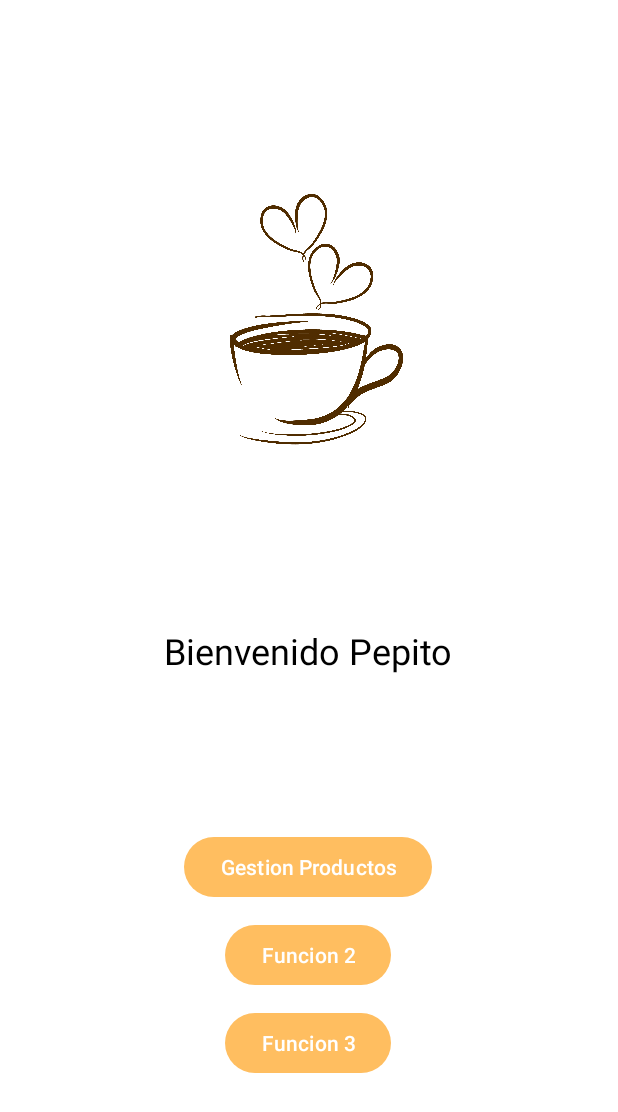
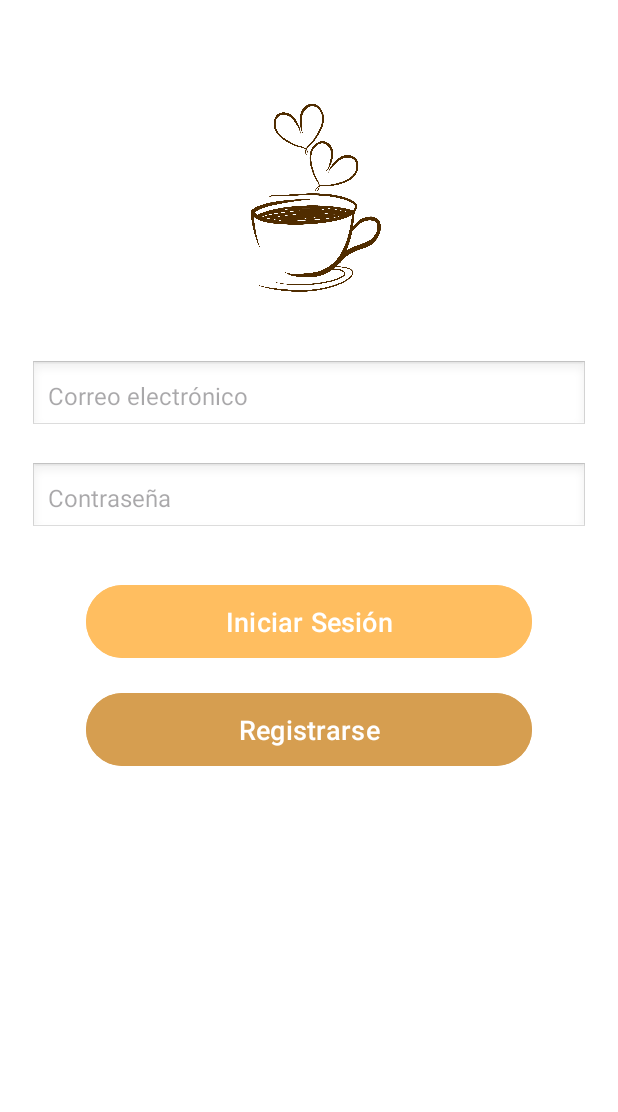
Before and after one commit to rodriisepulveda/final-am-ACN4AV-sepulveda-rodrigo, an Android app: the screen it shows after launch (MainActivity before the commit, LoginActivity after it), on a phone screen of 412 x 824 dp. Shown: the top 1112 px of the screen. Run offline under Robolectric (Android 15) with nearby library versions, the phone set to English and light mode, and no system bars; our stand-ins replace Firebase (no records; nobody signed in at launch, a user with empty details on screens opened directly).

Commit message:
feat(auth): implementar Firebase Authentication y separar login y registro

```diff
--- /dev/null
+++ b/app/src/main/java/com/example/parcial_1_am_acn4av_rodrigo_sepulveda/LoginActivity.java
@@ -0,0 +1,83 @@
+package com.example.parcial_1_am_acn4av_rodrigo_sepulveda;
+
+import android.content.Intent;
+import android.os.Bundle;
+import android.text.TextUtils;
+import android.widget.Button;
+import android.widget.EditText;
+import android.widget.Toast;
+import androidx.appcompat.app.AppCompatActivity;
+import com.google.firebase.auth.FirebaseAuth;
+import com.google.firebase.auth.FirebaseUser;
+import java.util.Objects;
+
+public class LoginActivity extends AppCompatActivity {
+
+    private EditText editTextEmail, editTextPassword;
+    private FirebaseAuth mAuth;
+
+    @Override
+    protected void onCreate(Bundle savedInstanceState) {
+        super.onCreate(savedInstanceState);
+        setContentView(R.layout.activity_login);
+
+        // Inicializar Firebase Auth
+        mAuth = FirebaseAuth.getInstance();
+
+        // Referencias UI
+        editTextEmail = findViewById(R.id.editTextEmail);
+        editTextPassword = findViewById(R.id.editTextPassword);
+        Button buttonLogin = findViewById(R.id.buttonLogin);
+        Button buttonRegister = findViewById(R.id.buttonRegister);
+
+        // Botón de Iniciar Sesión
+        buttonLogin.setOnClickListener(view -> loginUser());
+
+        // Botón de Registro (redirige a RegisterActivity)
+        buttonRegister.setOnClickListener(v -> {
+            Intent intent = new Intent(LoginActivity.this, RegisterActivity.class);
+            startActivity(intent);
+        });
+    }
+
+    @Override
+    protected void onStart() {
+        super.onStart();
+        FirebaseUser currentUser = mAuth.getCurrentUser();
+        if (currentUser != null && currentUser.isEmailVerified()) {
+            // Si el usuario ya está autenticado y verificó su email, lo redirige a MainActivity
+            startActivity(new Intent(LoginActivity.this, MainActivity.class));
+            finish();
+        }
+    }
+
+    private void loginUser() {
+        String email = editTextEmail.getText().toString().trim();
+        String password = editTextPassword.getText().toString().trim();
+
+        if (TextUtils.isEmpty(email) || TextUtils.isEmpty(password)) {
+            showToast("Por favor, completa todos los campos");
+            return;
+        }
+
+        mAuth.signInWithEmailAndPassword(email, password)
+                .addOnCompleteListener(this, task -> {
+                    if (task.isSuccessful()) {
+                        FirebaseUser user = mAuth.getCurrentUser();
+                        if (user != null && user.isEmailVerified()) {
+                            showToast("Inicio de sesión exitoso");
+                            startActivity(new Intent(LoginActivity.this, MainActivity.class));
+                            finish();
+                        } else {
+                            showToast("Verifica tu correo antes de iniciar sesión");
+                        }
+                    } else {
+                        showToast("Error en el inicio de sesión: " + Objects.requireNonNull(task.getException()).getMessage());
+                    }
+                });
+    }
+
+    private void showToast(String message) {
+        Toast.makeText(this, message, Toast.LENGTH_SHORT).show();
+    }
+}
--- /dev/null
+++ b/app/src/main/res/layout/activity_login.xml
@@ -0,0 +1,84 @@
+<?xml version="1.0" encoding="utf-8"?>
+<androidx.constraintlayout.widget.ConstraintLayout xmlns:android="http://schemas.android.com/apk/res/android"
+    xmlns:app="http://schemas.android.com/apk/res-auto"
+    xmlns:tools="http://schemas.android.com/tools"
+    android:layout_width="match_parent"
+    android:layout_height="match_parent"
+    android:padding="20dp"
+    tools:context=".LoginActivity">
+
+    <!-- Logo superior -->
+    <ImageView
+        android:id="@+id/imageViewLogo"
+        android:layout_width="150dp"
+        android:layout_height="150dp"
+        android:src="@drawable/cafemain"
+        android:contentDescription="@string/logo_description"
+        app:layout_constraintTop_toTopOf="parent"
+        app:layout_constraintStart_toStartOf="parent"
+        app:layout_constraintEnd_toEndOf="parent"
+        android:layout_marginTop="40dp"/>
+
+    <!-- Campo de correo electrónico -->
+    <EditText
+        android:id="@+id/editTextEmail"
+        android:layout_width="0dp"
+        android:layout_height="wrap_content"
+        android:hint="@string/hint_email"
+        android:inputType="textEmailAddress"
+        android:background="@android:drawable/edit_text"
+        android:padding="12dp"
+        android:textSize="16sp"
+        app:layout_constraintTop_toBottomOf="@id/imageViewLogo"
+        app:layout_constraintStart_toStartOf="parent"
+        app:layout_constraintEnd_toEndOf="parent"
+        android:layout_marginTop="30dp"/>
+
+    <!-- Campo de contraseña -->
+    <EditText
+        android:id="@+id/editTextPassword"
+        android:layout_width="0dp"
+        android:layout_height="wrap_content"
+        android:hint="@string/hint_password"
+        android:inputType="textPassword"
+        android:background="@android:drawable/edit_text"
+        android:padding="12dp"
+        android:textSize="16sp"
+        app:layout_constraintTop_toBottomOf="@id/editTextEmail"
+        app:layout_constraintStart_toStartOf="parent"
+        app:layout_constraintEnd_toEndOf="parent"
+        android:layout_marginTop="20dp"/>
+
+    <!-- Botón de Iniciar Sesión -->
+    <Button
+        android:id="@+id/buttonLogin"
+        android:layout_width="0dp"
+        android:layout_height="wrap_content"
+        android:text="@string/button_login"
+        android:backgroundTint="@color/primaryColor"
+        android:textColor="@android:color/white"
+        android:textSize="18sp"
+        android:padding="12dp"
+        app:layout_constraintTop_toBottomOf="@id/editTextPassword"
+        app:layout_constraintStart_toStartOf="parent"
+        app:layout_constraintEnd_toEndOf="parent"
+        android:layout_marginTop="30dp"
+        app:layout_constraintWidth_percent="0.8"/>
+
+    <!-- Botón de Registro -->
+    <Button
+        android:id="@+id/buttonRegister"
+        android:layout_width="0dp"
+        android:layout_height="wrap_content"
+        android:text="@string/button_register"
+        android:backgroundTint="@color/primaryVariant"
+        android:textColor="@android:color/white"
+        android:textSize="18sp"
+        android:padding="12dp"
+        app:layout_constraintTop_toBottomOf="@id/buttonLogin"
+        app:layout_constraintStart_toStartOf="parent"
+        app:layout_constraintEnd_toEndOf="parent"
+        android:layout_marginTop="15dp"
+        app:layout_constraintWidth_percent="0.8"/>
+
+</androidx.constraintlayout.widget.ConstraintLayout>
--- a/app/src/main/res/layout/activity_main.xml
+++ b/app/src/main/res/layout/activity_main.xml
@@ -1,81 +1,93 @@
 <?xml version="1.0" encoding="utf-8"?>
-
 <androidx.constraintlayout.widget.ConstraintLayout xmlns:android="http://schemas.android.com/apk/res/android"
     xmlns:app="http://schemas.android.com/apk/res-auto"
     xmlns:tools="http://schemas.android.com/tools"
     android:layout_width="match_parent"
     android:layout_height="match_parent"
     android:background="@color/backgroundColor"
-    tools:ignore="ExtraText">
+    tools:context=".MainActivity">
 
-
-    <!-- TextView debajo del logo -->
+    <!-- Logo de la aplicación -->
     <ImageView
         android:id="@+id/imageViewLogo"
         android:layout_width="200dp"
-        android:layout_height="202dp"
-        android:layout_marginTop="116dp"
+        android:layout_height="200dp"
         android:contentDescription="@string/logo_description"
         android:src="@drawable/cafemain"
+        app:layout_constraintTop_toTopOf="parent"
+        app:layout_constraintStart_toStartOf="parent"
         app:layout_constraintEnd_toEndOf="parent"
-        app:layout_constraintHorizontal_bias="0.497"
-        app:layout_constraintStart_toStartOf="parent"
-        app:layout_constraintTop_toTopOf="parent" />
+        android:layout_marginTop="50dp"/>
 
+    <!-- Mensaje de Bienvenida -->
     <TextView
         android:id="@+id/textViewWelcome"
         android:layout_width="wrap_content"
         android:layout_height="wrap_content"
-        android:text="Bienvenido Pepito"
+        android:text="Bienvenido, Usuario"
         android:textColor="@color/textColor"
-        android:textSize="24sp"
-        app:layout_constraintBottom_toTopOf="@+id/linearLayout"
+        android:textSize="22sp"
+        app:layout_constraintTop_toBottomOf="@id/imageViewLogo"
+        app:layout_constraintStart_toStartOf="parent"
         app:layout_constraintEnd_toEndOf="parent"
-        app:layout_constraintHorizontal_bias="0.497"
-        app:layout_constraintStart_toStartOf="parent"
-        app:layout_constraintTop_toBottomOf="@id/imageViewLogo"
+        android:layout_marginTop="20dp"
         tools:ignore="HardcodedText" />
 
-
+    <!-- Contenedor de botones -->
     <LinearLayout
-        android:id="@+id/linearLayout"
-        android:layout_width="wrap_content"
+        android:id="@+id/linearLayoutButtons"
+        android:layout_width="match_parent"
         android:layout_height="wrap_content"
         android:orientation="vertical"
-        app:layout_constraintBottom_toBottomOf="parent"
+        android:gravity="center"
+        app:layout_constraintTop_toBottomOf="@id/textViewWelcome"
+        app:layout_constraintStart_toStartOf="parent"
         app:layout_constraintEnd_toEndOf="parent"
-        app:layout_constraintHorizontal_bias="0.497"
-        app:layout_constraintStart_toStartOf="parent"
-        app:layout_constraintTop_toBottomOf="@id/textViewWelcome">
+        android:layout_marginTop="30dp">
 
         <Button
             android:id="@+id/buttonShowProducts"
-            android:layout_width="wrap_content"
+            android:layout_width="250dp"
             android:layout_height="wrap_content"
-            android:layout_gravity="center"
-            android:layout_margin="5dp"
-            android:text="Gestion Productos"
-            android:textColorLink="#FF0000"
-            app:rippleColor="#0027FF"
-            tools:ignore="HardcodedText" />
+            android:text="@string/button_show_products"
+            android:backgroundTint="@color/primaryColor"
+            android:textColor="@android:color/white"
+            android:textSize="18sp"
+            android:padding="12dp"
+            android:layout_marginBottom="10dp"/>
 
         <Button
             android:id="@+id/buttonAddProduct"
-            android:layout_width="wrap_content"
+            android:layout_width="250dp"
             android:layout_height="wrap_content"
-            android:layout_gravity="center"
-            android:layout_margin="5dp"
-            android:text="Funcion 2"
-            tools:ignore="HardcodedText" />
+            android:text="@string/button_add_product"
+            android:backgroundTint="@color/secondaryColor"
+            android:textColor="@android:color/white"
+            android:textSize="18sp"
+            android:padding="12dp"
+            android:layout_marginBottom="10dp"/>
 
         <Button
             android:id="@+id/buttonDeleteProduct"
-            android:layout_width="wrap_content"
+            android:layout_width="250dp"
             android:layout_height="wrap_content"
-            android:layout_gravity="center"
-            android:layout_margin="5dp"
-            android:text="Funcion 3"
-            tools:ignore="HardcodedText" />
+            android:text="@string/button_delete_product"
+            android:backgroundTint="@color/primaryVariant"
+            android:textColor="@android:color/white"
+            android:textSize="18sp"
+            android:padding="12dp"
+            android:layout_marginBottom="10dp"/>
+
+        <Button
+            android:id="@+id/buttonLogout"
+            android:layout_width="250dp"
+            android:layout_height="wrap_content"
+            android:text="@string/button_logout"
+            android:backgroundTint="@color/errorColor"
+            android:textColor="@android:color/white"
+            android:textSize="18sp"
+            android:padding="12dp"/>
+
     </LinearLayout>
 
 </androidx.constraintlayout.widget.ConstraintLayout>
--- a/app/src/main/res/values/colors.xml
+++ b/app/src/main/res/values/colors.xml
@@ -1,11 +1,22 @@
 <resources>
+    <!-- Colores Principales -->
     <color name="primaryColor">#FFBE60</color>
     <color name="primaryVariant">#D69E50</color>
-    <color name="secondaryColor">#FF03DAC5</color>
+    <color name="secondaryColor">#03DAC5</color> <!-- Se corrigió el color -->
+
+    <!-- Colores de Fondo y Texto -->
     <color name="backgroundColor">#FFFFFF</color>
     <color name="textColor">#000000</color>
     <color name="buttonTextColor">#FFFFFF</color>
+
+    <!-- Colores Adicionales -->
     <color name="cardBackgroundColor">#F5F5F5</color>
     <color name="dividerColor">#E0E0E0</color>
     <color name="white">#FFFFFF</color>
+
+    <!-- Nuevos Colores -->
+    <color name="errorColor">#D32F2F</color> <!-- Rojo para errores o alertas -->
+    <color name="successColor">#388E3C</color> <!-- Verde para acciones exitosas -->
+    <color name="neutralColor">#607D8B</color> <!-- Gris azulado para información -->
+    <color name="accentColor">#FFC107</color> <!-- Amarillo para destacar elementos -->
 </resources>
--- a/gradle/libs.versions.toml
+++ b/gradle/libs.versions.toml
@@ -1,5 +1,5 @@
 [versions]
-agp = "8.6.0"
+agp = "8.8.0"
 compiler = "4.15.1"
 firebaseBom = "33.6.0"
 junit = "4.13.2"
@@ -15,7 +15,9 @@ materialVersion = "1.9.0"
 [libraries]
 compiler = { module = "com.github.bumptech.glide:compiler", version.ref = "compiler" }
 firebase-analytics = { module = "com.google.firebase:firebase-analytics" }
+firebase-auth = { module = "com.google.firebase:firebase-auth" }
 firebase-bom = { module = "com.google.firebase:firebase-bom", version.ref = "firebaseBom" }
+firebase-firestore = { module = "com.google.firebase:firebase-firestore" }
 glide = { module = "com.github.bumptech.glide:glide", version.ref = "compiler" }
 google-firebase-analytics = { module = "com.google.firebase:firebase-analytics" }
 junit = { group = "junit", name = "junit", version.ref = "junit" }
```
Also changed, not shown: app/build.gradle (+8 -3 lines), app/src/main/AndroidManifest.xml (+23 -10 lines), app/src/main/java/com/example/parcial_1_am_acn4av_rodrigo_sepulveda/MainActivity.java (+52 -18 lines), app/src/main/java/com/example/parcial_1_am_acn4av_rodrigo_sepulveda/RegisterActivity.java (added, +120 -0 lines), app/src/main/res/layout/activity_product_list.xml (+9 -3 lines), app/src/main/res/layout/activity_register.xml (added, +92 -0 lines), app/src/main/res/values/strings.xml (+51 -17 lines), gradle/wrapper/gradle-wrapper.properties.
